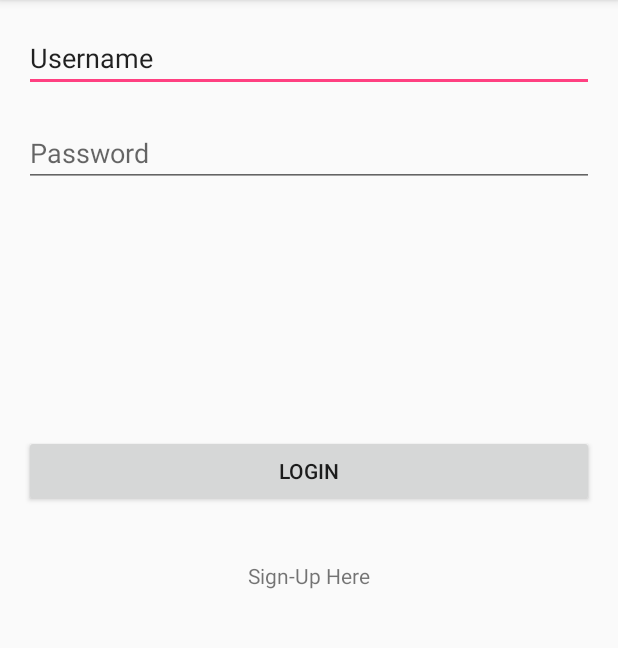
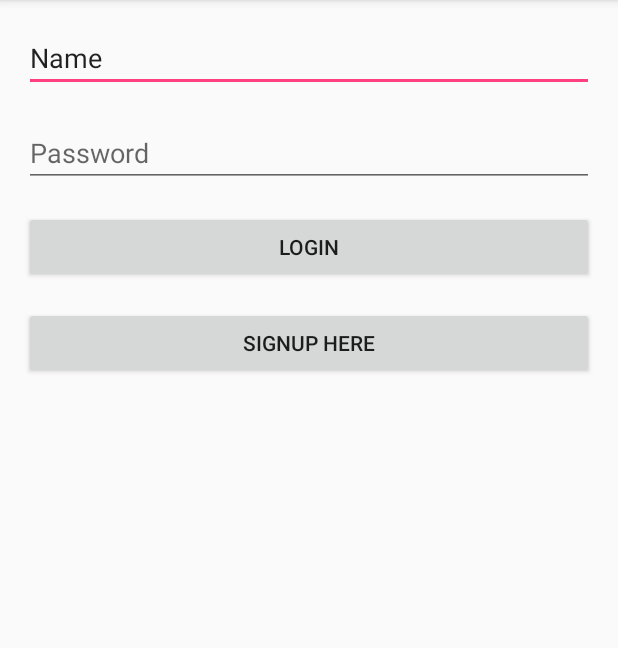
Before and after one commit to AndrewScalise/EZBeatBoxer, an Android app: the screen it shows after launch (LoginActivity), on a phone screen of 412 x 824 dp, the part 84-732 px from its top. Run offline under Robolectric (Android 15) with nearby library versions, the phone set to English and light mode, and no system bars.

Commit message:
Login layout complete

```diff
--- a/app/src/main/AndroidManifest.xml
+++ b/app/src/main/AndroidManifest.xml
@@ -16,7 +16,7 @@
             </intent-filter>
         </activity>
         <activity android:name=".MainActivity" />
-        <activity android:name=".RegistryActivity"></activity>
+        <activity android:name=".SignUpActivity"></activity>
     </application>
 
 </manifest>
--- a/app/src/main/java/com/skuhleesi/ezbeatboxer/LoginActivity.java
+++ b/app/src/main/java/com/skuhleesi/ezbeatboxer/LoginActivity.java
@@ -1,7 +1,12 @@
 package com.skuhleesi.ezbeatboxer;
 
+import android.content.Intent;
 import android.support.v7.app.AppCompatActivity;
 import android.os.Bundle;
+import android.view.View;
+import android.widget.Button;
+import android.widget.EditText;
+import android.widget.TextView;
 
 public class LoginActivity extends AppCompatActivity {
 
@@ -9,5 +14,23 @@ public class LoginActivity extends AppCompatActivity {
     protected void onCreate(Bundle savedInstanceState) {
         super.onCreate(savedInstanceState);
         setContentView(R.layout.activity_login);
+
+        final EditText etUsername = (EditText) findViewById(R.id.etUserName);
+        final EditText etPassword = (EditText) findViewById(R.id.etPassword);
+
+        //variable for the button
+        final Button bLogin = (Button) findViewById(R.id.bLogin);
+
+        //variable for the link to sign up
+        final Button signUpLink = (Button) findViewById(R.id.bSignUp);
+
+        //make on click listener for signup link to go to sign up page
+        signUpLink.setOnClickListener(new View.OnClickListener(){
+            @Override
+            public void onClick(View v){
+                Intent signUpIntent = new Intent(LoginActivity.this, SignUpActivity.class);
+                LoginActivity.this.startActivity(signUpIntent);
+            }
+        });
     }
 }
--- a/app/src/main/res/layout/activity_login.xml
+++ b/app/src/main/res/layout/activity_login.xml
@@ -15,7 +15,7 @@
         android:layout_width="wrap_content"
         android:layout_height="wrap_content"
         android:inputType="textPersonName"
-        android:text="Username"
+        android:text="Name"
         android:ems="10"
         android:layout_alignParentTop="true"
         android:layout_alignParentLeft="true"
@@ -24,14 +24,6 @@
         android:layout_alignParentRight="true"
         android:layout_alignParentEnd="true"
         android:hint="Username" />
-
-    <TextView
-        android:text="Sign-Up Here"
-        android:layout_width="wrap_content"
-        android:layout_height="wrap_content"
-        android:layout_centerVertical="true"
-        android:layout_centerHorizontal="true"
-        android:id="@+id/tvSignUp" />
 
     <EditText
         android:layout_width="wrap_content"
@@ -51,11 +43,24 @@
         android:text="Login"
         android:layout_width="wrap_content"
         android:layout_height="wrap_content"
-        android:id="@+id/Login"
-        android:layout_marginBottom="36dp"
-        android:layout_above="@+id/tvSignUp"
+        android:id="@+id/bLogin"
+        android:layout_below="@+id/etPassword"
         android:layout_alignParentLeft="true"
         android:layout_alignParentStart="true"
+        android:layout_marginTop="16dp"
+        android:layout_marginBottom="16dp"
+        android:layout_alignParentRight="true"
+        android:layout_alignParentEnd="true" />
+
+    <Button
+        android:text="SignUp Here"
+        android:layout_width="wrap_content"
+        android:layout_height="wrap_content"
+        android:id="@+id/bSignUp"
+        android:layout_alignTop="@+id/bLogin"
+        android:layout_alignParentLeft="true"
+        android:layout_alignParentStart="true"
+        android:layout_marginTop="64dp"
         android:layout_alignParentRight="true"
         android:layout_alignParentEnd="true" />
 </RelativeLayout>
```
Also changed, not shown: app/src/main/java/com/skuhleesi/ezbeatboxer/RegistryActivity.java (deleted, +0 -13 lines), app/src/main/java/com/skuhleesi/ezbeatboxer/SignUpActivity.java (added, +23 -0 lines), app/src/main/res/layout/activity_signUp.xml (renamed from app/src/main/res/layout/activity_registry.xml, +4 -4 lines).
